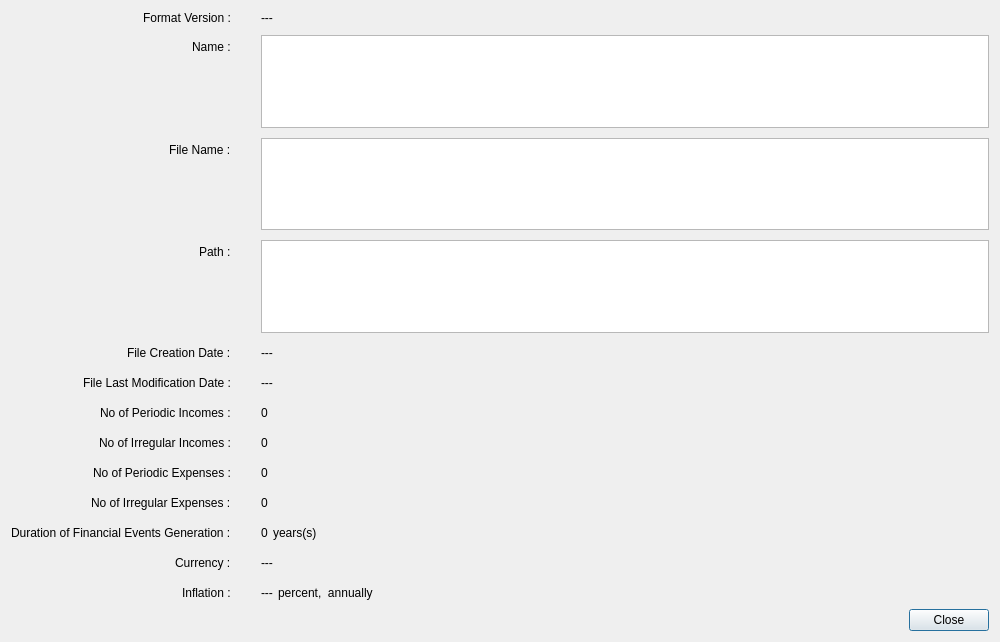
Qt form src/scenariopropertiesdialog.ui (redmoon1945/gbp) before a commit.
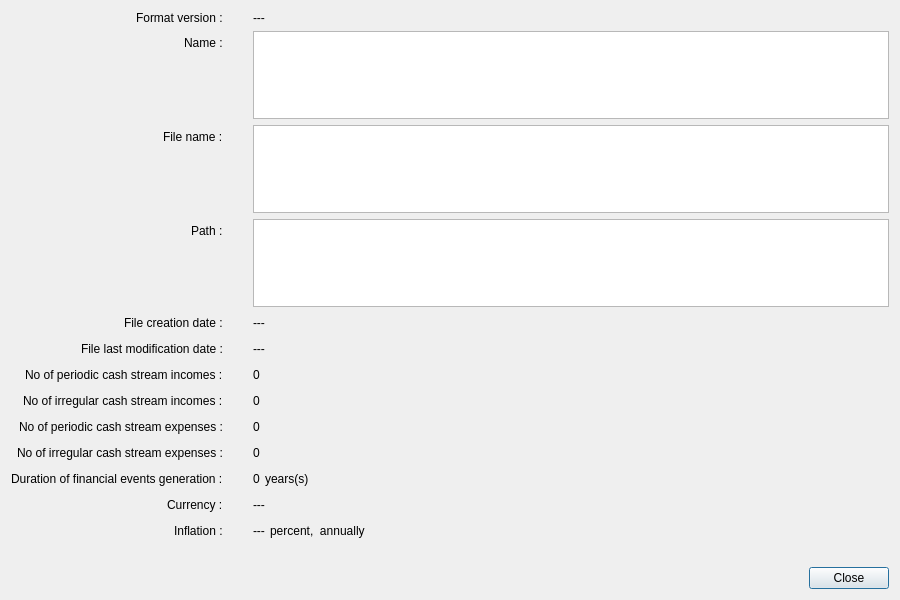
The same form after that commit.

```diff
--- a/src/scenariopropertiesdialog.ui
+++ b/src/scenariopropertiesdialog.ui
@@ -6,8 +6,8 @@
    <rect>
     <x>0</x>
     <y>0</y>
-    <width>1000</width>
-    <height>642</height>
+    <width>900</width>
+    <height>600</height>
    </rect>
   </property>
   <property name="windowTitle">
@@ -28,12 +28,12 @@
         <number>30</number>
        </property>
        <property name="verticalSpacing">
-        <number>10</number>
+        <number>6</number>
        </property>
        <item row="0" column="0">
         <widget class="QLabel" name="label_12">
          <property name="text">
-          <string>Format Version :</string>
+          <string>Format version :</string>
          </property>
         </widget>
        </item>
@@ -58,7 +58,7 @@
        <item row="2" column="0">
         <widget class="QLabel" name="label_2">
          <property name="text">
-          <string>File Name :</string>
+          <string>File name :</string>
          </property>
         </widget>
        </item>
@@ -94,7 +94,7 @@
        <item row="4" column="0">
         <widget class="QLabel" name="label_8">
          <property name="text">
-          <string>File Creation Date :</string>
+          <string>File creation date :</string>
          </property>
         </widget>
        </item>
@@ -125,7 +125,7 @@
        <item row="5" column="0">
         <widget class="QLabel" name="label_9">
          <property name="text">
-          <string>File Last Modification Date :</string>
+          <string>File last modification date :</string>
          </property>
         </widget>
        </item>
@@ -156,7 +156,7 @@
        <item row="6" column="0">
         <widget class="QLabel" name="label_4">
          <property name="text">
-          <string>No of Periodic Incomes :</string>
+          <string>No of periodic cash stream incomes :</string>
          </property>
         </widget>
        </item>
@@ -187,7 +187,7 @@
        <item row="7" column="0">
         <widget class="QLabel" name="label_5">
          <property name="text">
-          <string>No of Irregular Incomes :</string>
+          <string>No of irregular cash stream incomes :</string>
          </property>
         </widget>
        </item>
@@ -218,7 +218,7 @@
        <item row="8" column="0">
         <widget class="QLabel" name="label_6">
          <property name="text">
-          <string>No of Periodic Expenses :</string>
+          <string>No of periodic cash stream expenses :</string>
          </property>
         </widget>
        </item>
@@ -249,7 +249,7 @@
        <item row="9" column="0">
         <widget class="QLabel" name="label_7">
          <property name="text">
-          <string>No of Irregular Expenses :</string>
+          <string>No of irregular cash stream expenses :</string>
          </property>
         </widget>
        </item>
@@ -379,7 +379,7 @@
        <item row="10" column="0">
         <widget class="QLabel" name="label_13">
          <property name="text">
-          <string>Duration of Financial Events Generation :</string>
+          <string>Duration of financial events generation :</string>
          </property>
         </widget>
        </item>
@@ -432,6 +432,22 @@
        </item>
       </layout>
      </item>
+     <item>
+      <spacer name="verticalSpacer_2">
+       <property name="orientation">
+        <enum>Qt::Orientation::Vertical</enum>
+       </property>
+       <property name="sizeType">
+        <enum>QSizePolicy::Policy::Fixed</enum>
+       </property>
+       <property name="sizeHint" stdset="0">
+        <size>
+         <width>20</width>
+         <height>20</height>
+        </size>
+       </property>
+      </spacer>
+     </item>
      <item>
       <spacer name="verticalSpacer">
        <property name="orientation">
```
